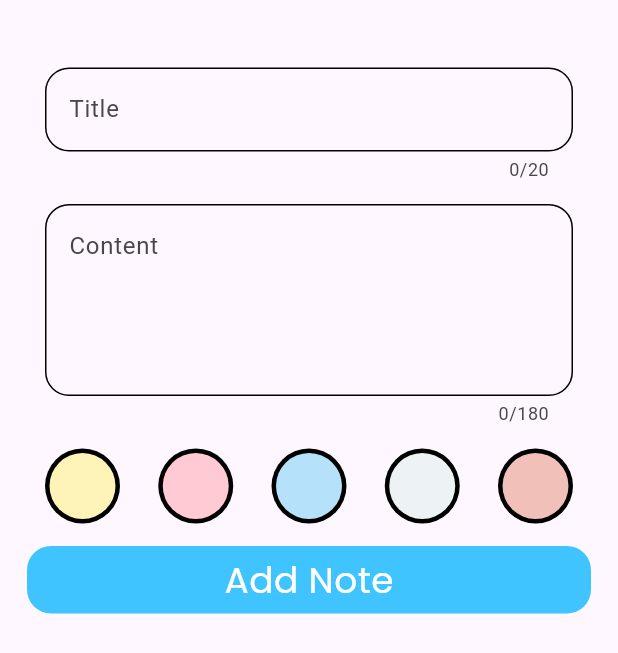
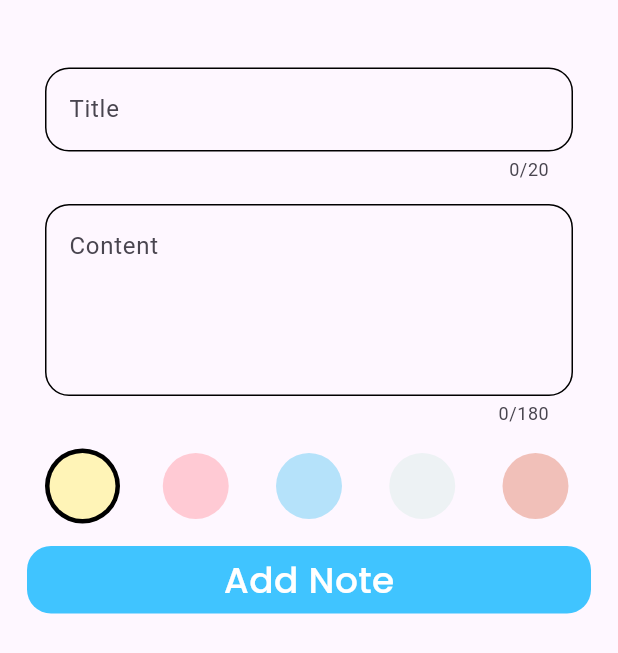
Before and after one commit to amr-turki/notes_app, a Flutter app: the AddNote widget shown alone on an empty page, opened directly, on a phone screen of 412 x 824 dp. Shown: the top 653 px of the screen. Run offline on Flutter 3.47's test engine with Material 3 defaults, Android fonts, the phone set to English and light mode, and no system bars; our stand-ins replace flutter_bloc, flutter_slidable, hive, hive_flutter; accounts and stored records are empty.

Commit message:
refactor notes feature components and error mapping

```diff
--- /dev/null
+++ b/lib/helper/app_assests.dart
@@ -0,0 +1,6 @@
+abstract class AppAssets {
+  static const String _basePath = 'assets/icons';
+
+  static const String addStickyNote = '$_basePath/sticky-notes.png';
+  static const String stickyNote = '$_basePath/sticky-note.png';
+}
--- a/lib/main.dart
+++ b/lib/main.dart
@@ -4,22 +4,22 @@ import 'package:flutter_bloc/flutter_bloc.dart';
 
 import 'package:hive_flutter/hive_flutter.dart';
 import 'package:notes/cubits/notes_cubit.dart';
-import 'package:notes/helper/Hive_box_const.dart';
 import 'package:notes/models/notes.dart';
 import 'package:notes/views/splash_screen.dart';
 
-Future main() async {
+void main() async {
   WidgetsFlutterBinding.ensureInitialized();
   await Hive.initFlutter();
 
   Hive.registerAdapter(NotesAdapter());
-  boxNotes = await Hive.openBox<Notes>('notesbox');
+  final Box<Notes> boxNotes = await Hive.openBox<Notes>('notesbox');
 
-  runApp(NotesApplication());
+  runApp(NotesApplication(notesBox: boxNotes));
 }
 
 class NotesApplication extends StatefulWidget {
-  const NotesApplication({super.key});
+  const NotesApplication({super.key, required this.notesBox});
+  final Box<Notes> notesBox;
 
   @override
   State<NotesApplication> createState() => _NotesApplicationState();
@@ -36,7 +36,7 @@ class _NotesApplicationState extends State<NotesApplication> {
   @override
   Widget build(BuildContext context) {
     return BlocProvider(
-      create: (context) => NotesCubit(),
+      create: (context) => NotesCubit(widget.notesBox),
       child: MaterialApp(
         debugShowCheckedModeBanner: false,
 
--- a/lib/views/about_us.dart
+++ b/lib/views/about_us.dart
@@ -1,4 +1,5 @@
 import 'package:flutter/material.dart';
+import 'package:notes/helper/app_assests.dart';
 import 'package:notes/views/home_screen.dart';
 
 class AboutUs extends StatelessWidget {
@@ -47,7 +48,7 @@ class AboutUs extends StatelessWidget {
               height: 75,
               width: 75,
 
-              image: AssetImage('assests/icons/sticky-note.png'),
+              image: AssetImage(AppAssets.stickyNote),
             ),
             SizedBox(height: 34),
             Text(
--- a/lib/views/add_note.dart
+++ b/lib/views/add_note.dart
@@ -5,15 +5,20 @@ import 'package:notes/models/notes.dart';
 import 'package:notes/views/widgets/color_pickers.dart';
 import 'package:notes/views/widgets/custom_text_field.dart';
 
-class AddNote extends StatelessWidget {
+class AddNote extends StatefulWidget {
   const AddNote({super.key});
 
+  @override
+  State<AddNote> createState() => _AddNoteState();
+}
+
+class _AddNoteState extends State<AddNote> {
+  Color selectedColor = const Color(0xFFFFF4B7);
   @override
   Widget build(BuildContext context) {
     final TextEditingController TitleController = TextEditingController();
     final TextEditingController ContentController = TextEditingController();
 
-    final Color color;
     return Padding(
       padding: const EdgeInsets.symmetric(horizontal: 18.0),
       child: ListView(
@@ -36,18 +41,20 @@ class AddNote extends StatelessWidget {
           ),
           SizedBox(height: 15),
           ColorPickers(
-            color: Theme.of(context).brightness == Brightness.light
-                ? Colors.black
-                : Colors.white,
+            onColorSelected: (color) {
+              setState(() {
+                selectedColor = color;
+              });
+            },
           ),
           SizedBox(height: 15),
 
           GestureDetector(
             onTap: () {
               final newNote = Notes(
-                color: ColorPickers.TargetColor.value,
+                color: selectedColor.value,
                 content: ContentController
-                    .text, // Fixed to properly grab content text
+                    .text,
                 date: DateTime.now().toString(),
                 title: TitleController.text,
               );
--- a/lib/views/navigation_drawer.dart
+++ b/lib/views/navigation_drawer.dart
@@ -1,4 +1,5 @@
 import 'package:flutter/material.dart';
+import 'package:notes/helper/app_assests.dart';
 import 'package:notes/views/about_us.dart';
 import 'package:notes/views/home_screen.dart';
 import 'package:notes/views/settings.dart';
@@ -24,9 +25,7 @@ class Navigation extends StatelessWidget {
               child: SizedBox(
                 width: 110,
                 height: 140,
-                child: Image(
-                  image: AssetImage('assests/icons/sticky-note.png'),
-                ),
+                child: Image(image: AssetImage(AppAssets.addStickyNote)),
               ),
             ),
             SizedBox(height: 104),
--- a/lib/views/settings.dart
+++ b/lib/views/settings.dart
@@ -75,7 +75,6 @@ class _SettingsState extends State<Settings> {
                   Padding(
                     padding: const EdgeInsets.only(right: 12.0),
                     child: Switch(
-                      //activeColor: Color(0xFF48FF52),
                       value: isDarkMode,
                       onChanged: (value) {
                         setState(() {
--- a/lib/views/splash_screen.dart
+++ b/lib/views/splash_screen.dart
@@ -1,4 +1,5 @@
 import 'package:flutter/material.dart';
+import 'package:notes/helper/app_assests.dart';
 import 'package:notes/views/home_screen.dart';
 
 class SplahScreen extends StatefulWidget {
@@ -12,7 +13,6 @@ class SplahScreen extends StatefulWidget {
 class _SplahScreenState extends State<SplahScreen> {
   @override
   void initState() {
-    // TODO: implement initState
     super.initState();
     Future.delayed(
       Duration(seconds: 2),
@@ -31,7 +31,7 @@ class _SplahScreenState extends State<SplahScreen> {
           height: 170,
           width: 120,
 
-          child: Image(image: AssetImage('assests/icons/sticky-note.png')),
+          child: Image(image: AssetImage(AppAssets.stickyNote)),
         ),
       ),
     );
--- a/lib/views/widgets/color_pickers.dart
+++ b/lib/views/widgets/color_pickers.dart
@@ -1,115 +1,60 @@
 import 'package:flutter/material.dart';
 
 class ColorPickers extends StatefulWidget {
-  const ColorPickers({super.key, required this.color, this.SelectedColor});
+  const ColorPickers({
+    super.key,
+    required this.onColorSelected,
+    this.initialColor,
+  });
 
-  final Color color;
-  static Color TargetColor = Colors.white;
-
-  final Color? SelectedColor;
+  final Function(Color) onColorSelected;
+  final Color? initialColor;
 
   @override
   State<ColorPickers> createState() => _ColorPickersState();
 }
 
 class _ColorPickersState extends State<ColorPickers> {
+  final List<Color> colors = const [
+    Color(0xFFFFF4B7),
+    Color(0xFFFFCAD4),
+    Color(0xFFB5E2FA),
+    Color(0xFFEDF2F4),
+    Color(0xFFF1C0B9),
+  ];
+
+  late Color selectedColor;
+
+  @override
+  void initState() {
+    super.initState();
+    selectedColor = widget.initialColor ?? colors[0];
+  }
+
   @override
   Widget build(BuildContext context) {
-    bool isBlack = false;
-    if (Colors.white == widget.color) {
-      isBlack = !isBlack;
-    }
     return Padding(
       padding: const EdgeInsets.symmetric(horizontal: 12.0),
       child: Row(
         mainAxisAlignment: MainAxisAlignment.spaceBetween,
-        children: [
-          GestureDetector(
+        children: colors.map((color) {
+          return GestureDetector(
             onTap: () {
-              ColorPickers.TargetColor = Color(0xFFFFF4B7);
+              setState(() {
+                selectedColor = color;
+              });
+
+              widget.onColorSelected(color);
             },
             child: CircleAvatar(
               radius: 25,
-              backgroundColor: Color(0xFFFFF4B7) == widget.SelectedColor
-                  ? isBlack
-                        ? Colors.white
-                        : Colors.black
-                  : widget.color,
-              child: CircleAvatar(
-                radius: 22,
-                backgroundColor: Color(0xFFFFF4B7),
-              ),
+              backgroundColor: selectedColor == color
+                  ? Colors.black
+                  : Colors.transparent,
+              child: CircleAvatar(radius: 22, backgroundColor: color),
             ),
-          ),
-          GestureDetector(
-            onTap: () {
-              ColorPickers.TargetColor = Color(0xFFFFCAD4);
-            },
-            child: CircleAvatar(
-              radius: 25,
-              backgroundColor: Color(0xFFFFCAD4) == widget.SelectedColor
-                  ? isBlack
-                        ? Colors.white
-                        : Colors.black
-                  : widget.color,
-              child: CircleAvatar(
-                radius: 22,
-                backgroundColor: Color(0xFFFFCAD4),
-              ),
-            ),
-          ),
-          GestureDetector(
-            onTap: () {
-              ColorPickers.TargetColor = Color(0xFFB5E2FA);
-            },
-            child: CircleAvatar(
-              radius: 25,
-              backgroundColor: Color(0xFFB5E2FA) == widget.SelectedColor
-                  ? isBlack
-                        ? Colors.white
-                        : Colors.black
-                  : widget.color,
-              child: CircleAvatar(
-                radius: 22,
-                backgroundColor: Color(0xFFB5E2FA),
-              ),
-            ),
-          ),
-          GestureDetector(
-            onTap: () {
-              ColorPickers.TargetColor = Color(0xFFEDF2F4);
-            },
-            child: CircleAvatar(
-              radius: 25,
-              backgroundColor: Color(0xFFEDF2F4) == widget.SelectedColor
-                  ? isBlack
-                        ? Colors.white
-                        : Colors.black
-                  : widget.color,
-              child: CircleAvatar(
-                radius: 22,
-                backgroundColor: Color(0xFFEDF2F4),
-              ),
-            ),
-          ),
-          GestureDetector(
-            onTap: () {
-              ColorPickers.TargetColor = Color(0xFFF1C0B9);
-            },
-            child: CircleAvatar(
-              radius: 25,
-              backgroundColor: Color(0xFFF1C0B9) == widget.SelectedColor
-                  ? isBlack
-                        ? Colors.white
-                        : Colors.black
-                  : widget.color,
-              child: CircleAvatar(
-                radius: 22,
-                backgroundColor: Color(0xFFF1C0B9),
-              ),
-            ),
-          ),
-        ],
+          );
+        }).toList(),
       ),
     );
   }
--- a/pubspec.yaml
+++ b/pubspec.yaml
@@ -67,7 +67,7 @@ flutter:
 
   # To add assets to your application, add an assets section, like this:
   assets:
-    - assests/icons/
+    - assets/icons/
 
   # An image asset can refer to one or more resolution-specific "variants", see
   # https://flutter.dev/to/resolution-aware-images
@@ -83,7 +83,7 @@ flutter:
   fonts:
     - family: Poppins
       fonts:
-        - asset: assests/fonts/Poppins/Poppins-Medium.ttf
+        - asset: assets/fonts/Poppins/Poppins-Medium.ttf
           weight: 500
   #
   # For details regarding fonts from package dependencies,
```
Also changed, not shown: lib/cubits/notes_cubit.dart (+32 -11 lines), lib/views/edit_note.dart (+32 -16 lines), lib/views/home_screen.dart (+4 -12 lines), lib/views/widgets/note_item.dart (+9 -20 lines).
